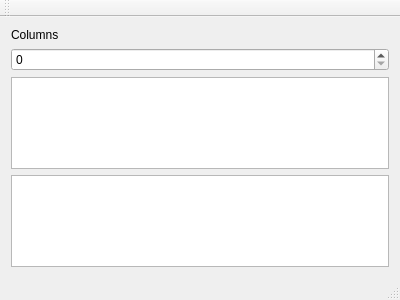
ynonp/qt-2016-02, file live/day2-1/mymodels/mainwindow.ui: the form before one commit.
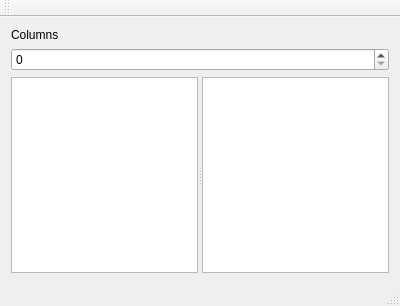
The form after the commit.

Patch:
```diff
--- a/live/day2-1/mymodels/mainwindow.ui
+++ b/live/day2-1/mymodels/mainwindow.ui
@@ -7,30 +7,39 @@
     <x>0</x>
     <y>0</y>
     <width>400</width>
-    <height>300</height>
+    <height>306</height>
    </rect>
   </property>
   <property name="windowTitle">
    <string>MainWindow</string>
   </property>
   <widget class="QWidget" name="centralWidget">
-   <layout class="QGridLayout" name="gridLayout">
-    <item row="2" column="0">
-     <widget class="QTableView" name="tableView"/>
-    </item>
-    <item row="3" column="0">
-     <widget class="QListView" name="listView"/>
-    </item>
-    <item row="1" column="0">
-     <widget class="QSpinBox" name="spinBox"/>
-    </item>
-    <item row="0" column="0">
+   <layout class="QVBoxLayout" name="verticalLayout">
+    <item>
      <widget class="QLabel" name="label">
+      <property name="sizePolicy">
+       <sizepolicy hsizetype="Preferred" vsizetype="Fixed">
+        <horstretch>0</horstretch>
+        <verstretch>0</verstretch>
+       </sizepolicy>
+      </property>
       <property name="text">
        <string>Columns</string>
       </property>
      </widget>
     </item>
+    <item>
+     <widget class="QSpinBox" name="spinBox"/>
+    </item>
+    <item>
+     <widget class="QSplitter" name="splitter">
+      <property name="orientation">
+       <enum>Qt::Horizontal</enum>
+      </property>
+      <widget class="QTableView" name="tableView"/>
+      <widget class="QListView" name="listView"/>
+     </widget>
+    </item>
    </layout>
   </widget>
   <widget class="QMenuBar" name="menuBar">
```
